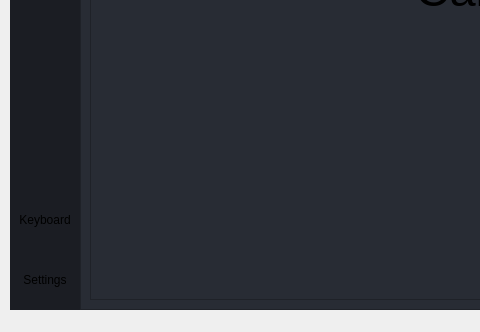
Before: the Qt Designer form ui/main.ui in Radu101199/CamControl-Controlul-Gestual-al-Dispozitivelor, drawn with Qt 5; both pictures show x 0 to 480 and y 406 to 738 of the 1012 by 738 pixel window.
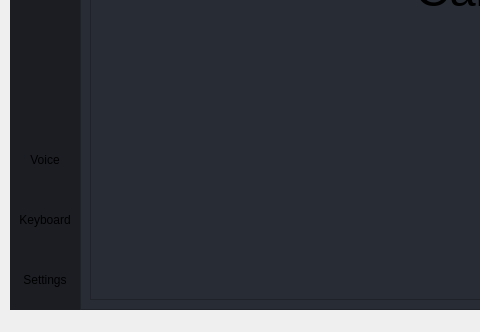
After: the same form once the commit is applied. Icons and pictures are not drawn.

```diff
--- a/ui/main.ui
+++ b/ui/main.ui
@@ -777,6 +777,34 @@
                 <property name="bottomMargin">
                  <number>0</number>
                 </property>
+                <item>
+                 <widget class="QPushButton" name="btn_voice">
+                  <property name="minimumSize">
+                   <size>
+                    <width>0</width>
+                    <height>60</height>
+                   </size>
+                  </property>
+                  <property name="styleSheet">
+                   <string notr="true">QPushButton {
+
+	background-position: center;
+	background-repeat: no-reperat;
+	border: none;
+	background-color: rgb(27, 29, 35);
+}
+QPushButton:hover {
+	background-color: rgb(33, 37, 43);
+}
+QPushButton:pressed {	
+	background-color: rgb(85, 170, 255);
+}</string>
+                  </property>
+                  <property name="text">
+                   <string>Voice</string>
+                  </property>
+                 </widget>
+                </item>
                 <item>
                  <widget class="QPushButton" name="btn_keyboard">
                   <property name="minimumSize">
```
